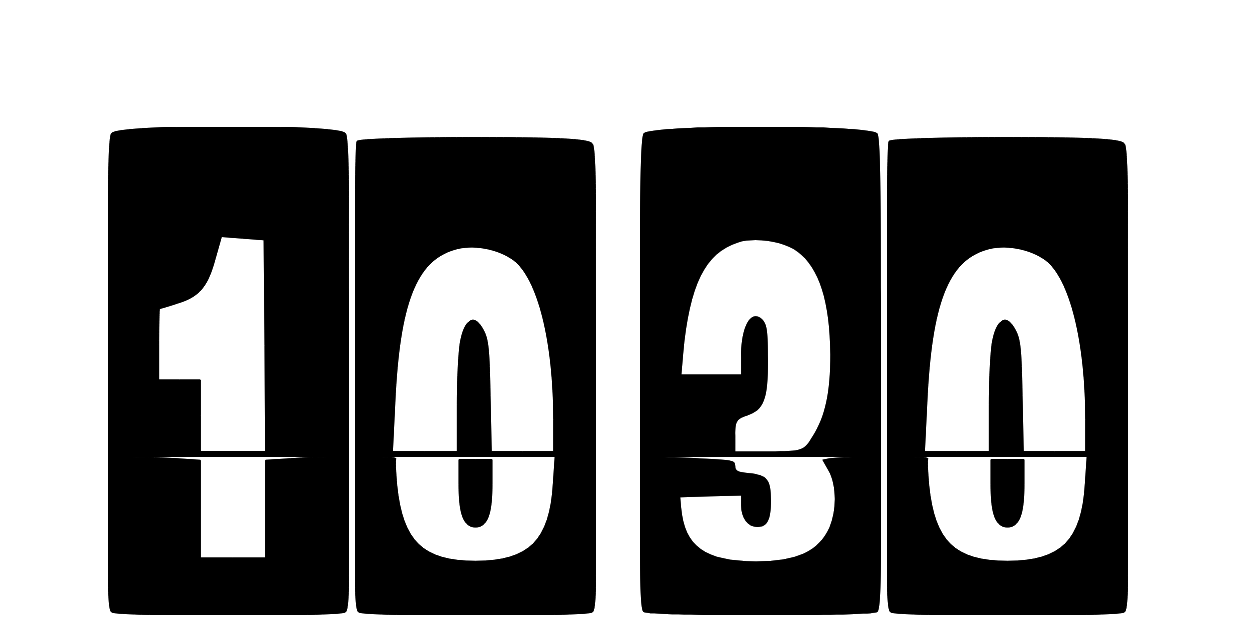
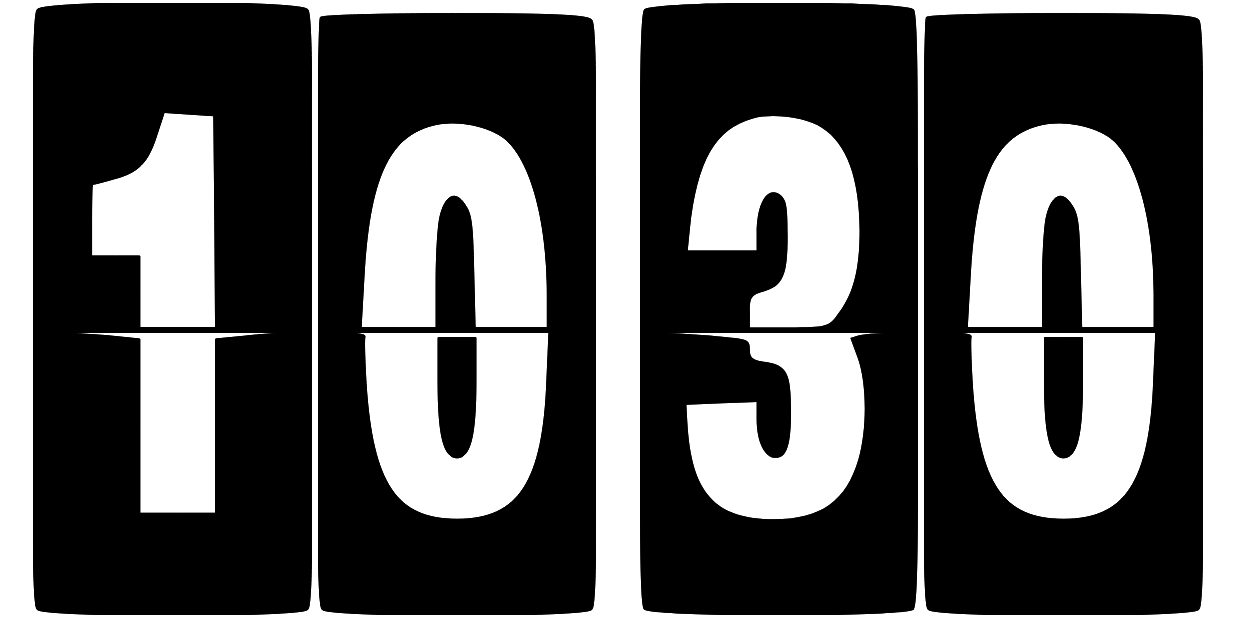
Before and after one commit to fabian4/Timer, an Android app: the screen it shows after launch (MainActivity), on a phone screen of 824 x 412 dp (held sideways). Run offline under Robolectric (Android 15) with nearby library versions, the phone set to English and light mode, and no system bars.

Commit message:
fix 适配问题

```diff
--- a/app/src/main/java/com/fabian/timer/flip/Flip.kt
+++ b/app/src/main/java/com/fabian/timer/flip/Flip.kt
@@ -155,7 +155,8 @@ class Flip(
             8 -> resource = if (isUpper) R.drawable.ic_upper_8 else R.drawable.ic_lower_8
             9 -> resource = if (isUpper) R.drawable.ic_upper_9 else R.drawable.ic_lower_9
         }
-        image.setImageResource(resource)
+        image.setBackgroundResource(resource)
+//        image.setImageResource(resource)
     }
 
     override fun onAnimationEnd(animation: Animation) {
--- a/app/src/main/res/layout/activity_main.xml
+++ b/app/src/main/res/layout/activity_main.xml
@@ -11,7 +11,7 @@
         android:layout_width="match_parent"
         android:layout_height="0dp"
         android:gravity="center"
-        app:layout_constraintHeight_percent="0.2"
+        app:layout_constraintHeight_percent="0"
         app:layout_constraintTop_toTopOf="parent"/>
     <com.fabian.timer.flip.FlipDigit
         android:id="@+id/hours_1"
@@ -20,7 +20,7 @@
         android:gravity="center"
         app:isFast="true"
         app:tintColor="#000000"
-        android:layout_marginStart="70dp"
+        android:layout_marginStart="20dp"
         app:layout_constraintBottom_toBottomOf="parent"
         app:layout_constraintLeft_toLeftOf="parent"
         app:layout_constraintRight_toLeftOf="@+id/hours_2"
@@ -64,7 +64,7 @@
         android:gravity="center"
         app:isFast="true"
         app:tintColor="#000000"
-        android:layout_marginEnd="70dp"
+        android:layout_marginEnd="20dp"
         app:layout_constraintBottom_toBottomOf="parent"
         app:layout_constraintLeft_toRightOf="@+id/minutes_1"
         app:layout_constraintRight_toRightOf="parent"
--- a/app/src/main/res/layout/view_flipmeter_spinner.xml
+++ b/app/src/main/res/layout/view_flipmeter_spinner.xml
@@ -11,7 +11,7 @@
         android:layout_width="300dp"
         android:layout_height="220dp"
         android:scaleType="fitXY"
-        android:src="@drawable/ic_upper_0"/>
+        android:background="@drawable/ic_upper_0"/>
 
     <ImageView
         android:id="@+id/image_flip_back_lower"
@@ -19,14 +19,14 @@
         android:layout_height="220dp"
         android:scaleType="fitXY"
         android:layout_below="@+id/image_flip_back_upper"
-        android:src="@drawable/ic_lower_0" />
+        android:background="@drawable/ic_lower_0" />
 
     <ImageView
         android:id="@+id/image_flip_front_upper"
         android:layout_width="300dp"
         android:layout_height="220dp"
         android:scaleType="fitXY"
-        android:src="@drawable/ic_upper_0" />
+        android:background="@drawable/ic_upper_0" />
 
     <ImageView
         android:id="@+id/image_flip_front_lower"
@@ -34,6 +34,6 @@
         android:layout_height="220dp"
         android:scaleType="fitXY"
         android:layout_below="@+id/image_flip_front_upper"
-        android:src="@drawable/ic_lower_0" />
+        android:background="@drawable/ic_lower_0" />
 
 </RelativeLayout>
```
